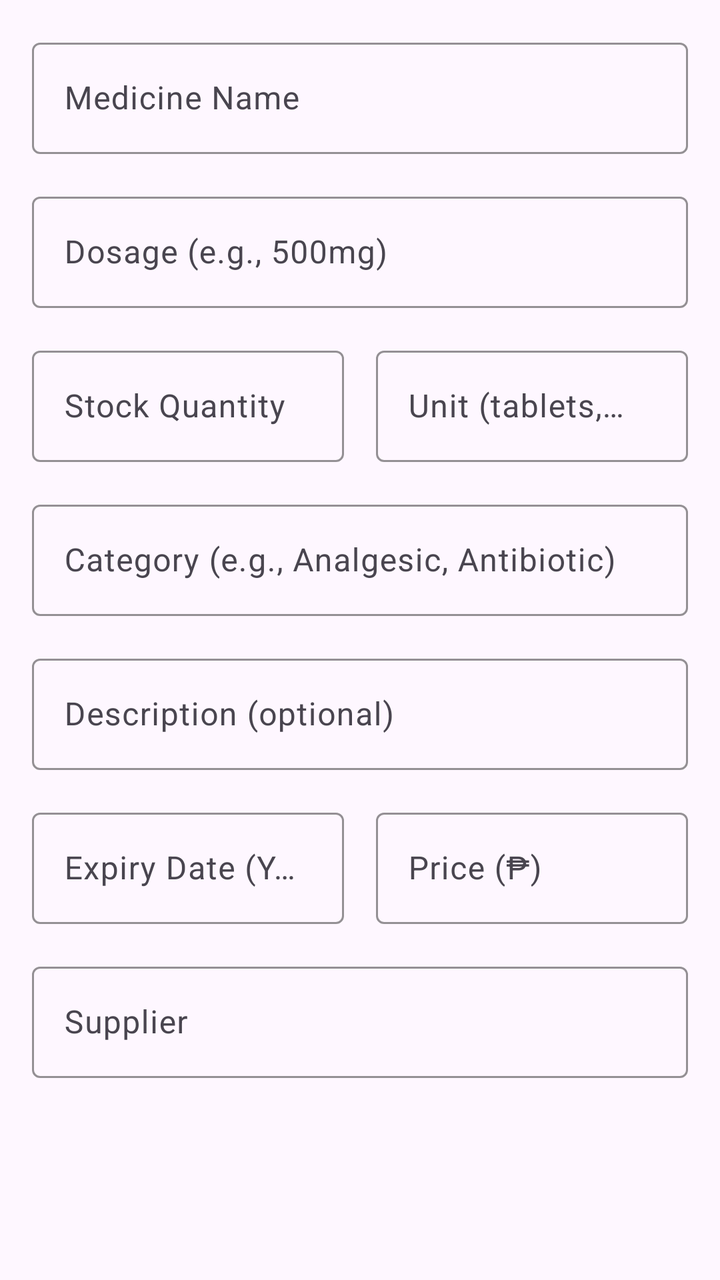
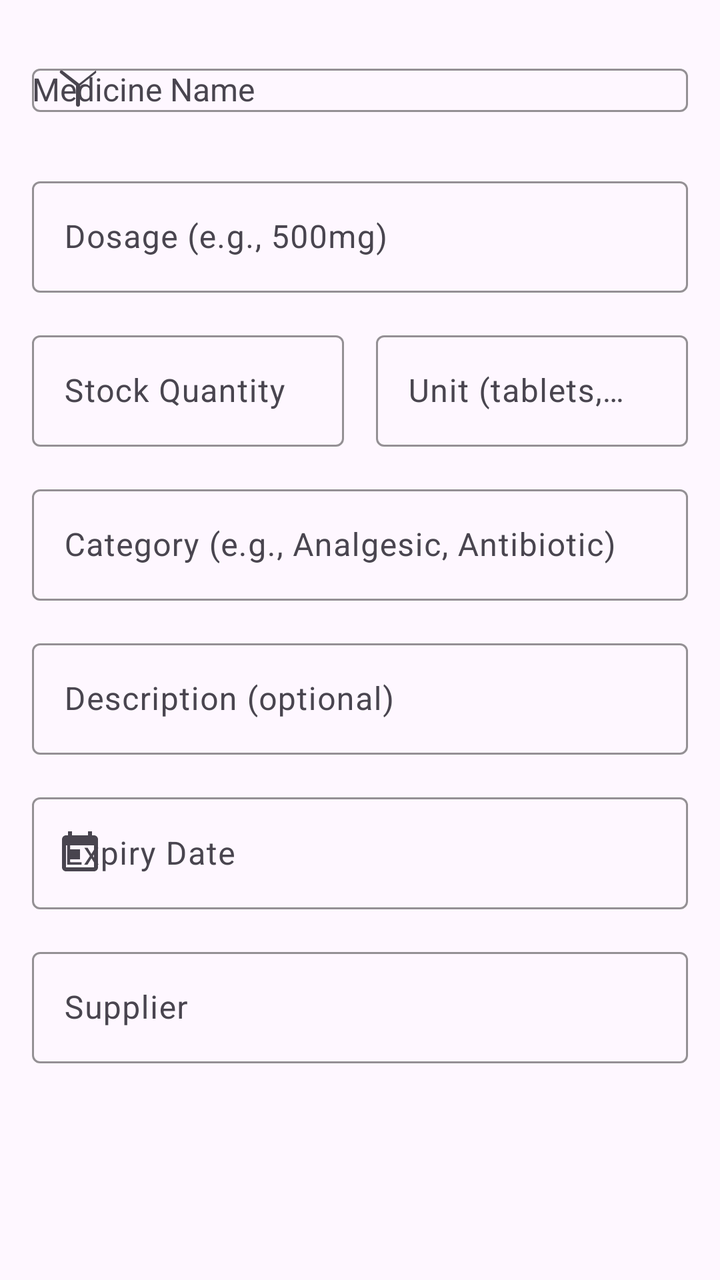

Two renders of the same Android screen: before a commit and after it. Below are the layout's source before the change and the commit's diff.
<!-- AndroidManifest.xml: application theme Theme.H_CAS -->
<!-- res/layout/dialog_add_medicine.xml -->
<?xml version="1.0" encoding="utf-8"?>
<ScrollView xmlns:android="http://schemas.android.com/apk/res/android"
    xmlns:app="http://schemas.android.com/apk/res-auto"
    android:layout_width="match_parent"
    android:layout_height="wrap_content"
    android:padding="16dp">

    <LinearLayout
        android:layout_width="match_parent"
        android:layout_height="wrap_content"
        android:orientation="vertical">

        
        <com.google.android.material.textfield.TextInputLayout
            android:layout_width="match_parent"
            android:layout_height="wrap_content"
            android:layout_marginBottom="16dp"
            app:boxStrokeColor="@color/primary_blue"
            style="@style/Widget.Material3.TextInputLayout.OutlinedBox">

            <com.google.android.material.textfield.TextInputEditText
                android:id="@+id/medicineNameInput"
                android:layout_width="match_parent"
                android:layout_height="wrap_content"
                android:hint="Medicine Name"
                android:inputType="text"
                android:maxLines="1" />

        </com.google.android.material.textfield.TextInputLayout>

        
        <com.google.android.material.textfield.TextInputLayout
            android:layout_width="match_parent"
            android:layout_height="wrap_content"
            android:layout_marginBottom="16dp"
            app:boxStrokeColor="@color/primary_blue"
            style="@style/Widget.Material3.TextInputLayout.OutlinedBox">

            <com.google.android.material.textfield.TextInputEditText
                android:id="@+id/dosageInput"
                android:layout_width="match_parent"
                android:layout_height="wrap_content"
                android:hint="Dosage (e.g., 500mg)"
                android:inputType="text"
                android:maxLines="1" />

        </com.google.android.material.textfield.TextInputLayout>

        
        <LinearLayout
            android:layout_width="match_parent"
            android:layout_height="wrap_content"
            android:orientation="horizontal"
            android:layout_marginBottom="16dp">

            <com.google.android.material.textfield.TextInputLayout
                android:layout_width="0dp"
                android:layout_height="wrap_content"
                android:layout_weight="1"
                android:layout_marginEnd="8dp"
                app:boxStrokeColor="@color/primary_blue"
                style="@style/Widget.Material3.TextInputLayout.OutlinedBox">

                <com.google.android.material.textfield.TextInputEditText
                    android:id="@+id/stockInput"
                    android:layout_width="match_parent"
                    android:layout_height="wrap_content"
                    android:hint="Stock Quantity"
                    android:inputType="number"
                    android:maxLines="1" />

            </com.google.android.material.textfield.TextInputLayout>

            <com.google.android.material.textfield.TextInputLayout
                android:layout_width="0dp"
                android:layout_height="wrap_content"
                android:layout_weight="1"
                android:layout_marginStart="8dp"
                app:boxStrokeColor="@color/primary_blue"
                style="@style/Widget.Material3.TextInputLayout.OutlinedBox">

                <com.google.android.material.textfield.TextInputEditText
                    android:id="@+id/unitInput"
                    android:layout_width="match_parent"
                    android:layout_height="wrap_content"
                    android:hint="Unit (tablets, ml, etc.)"
                    android:inputType="text"
                    android:maxLines="1" />

            </com.google.android.material.textfield.TextInputLayout>

        </LinearLayout>

        
        <com.google.android.material.textfield.TextInputLayout
            android:layout_width="match_parent"
            android:layout_height="wrap_content"
            android:layout_marginBottom="16dp"
            app:boxStrokeColor="@color/primary_blue"
            style="@style/Widget.Material3.TextInputLayout.OutlinedBox">

            <com.google.android.material.textfield.TextInputEditText
                android:id="@+id/categoryInput"
                android:layout_width="match_parent"
                android:layout_height="wrap_content"
                android:hint="Category (e.g., Analgesic, Antibiotic)"
                android:inputType="text"
                android:maxLines="1" />

        </com.google.android.material.textfield.TextInputLayout>

        
        <com.google.android.material.textfield.TextInputLayout
            android:layout_width="match_parent"
            android:layout_height="wrap_content"
            android:layout_marginBottom="16dp"
            app:boxStrokeColor="@color/primary_blue"
            style="@style/Widget.Material3.TextInputLayout.OutlinedBox">

            <com.google.android.material.textfield.TextInputEditText
                android:id="@+id/descriptionInput"
                android:layout_width="match_parent"
                android:layout_height="wrap_content"
                android:hint="Description (optional)"
                android:inputType="textMultiLine"
                android:maxLines="3" />

        </com.google.android.material.textfield.TextInputLayout>

        
        <LinearLayout
            android:layout_width="match_parent"
            android:layout_height="wrap_content"
            android:orientation="horizontal"
            android:layout_marginBottom="16dp">

            <com.google.android.material.textfield.TextInputLayout
                android:layout_width="0dp"
                android:layout_height="wrap_content"
                android:layout_weight="1"
                android:layout_marginEnd="8dp"
                app:boxStrokeColor="@color/primary_blue"
                style="@style/Widget.Material3.TextInputLayout.OutlinedBox">

                <com.google.android.material.textfield.TextInputEditText
                    android:id="@+id/expiryInput"
                    android:layout_width="match_parent"
                    android:layout_height="wrap_content"
                    android:hint="Expiry Date (YYYY-MM-DD)"
                    android:inputType="date"
                    android:maxLines="1" />

            </com.google.android.material.textfield.TextInputLayout>

            <com.google.android.material.textfield.TextInputLayout
                android:layout_width="0dp"
                android:layout_height="wrap_content"
                android:layout_weight="1"
                android:layout_marginStart="8dp"
                app:boxStrokeColor="@color/primary_blue"
                style="@style/Widget.Material3.TextInputLayout.OutlinedBox">

                <com.google.android.material.textfield.TextInputEditText
                    android:id="@+id/priceInput"
                    android:layout_width="match_parent"
                    android:layout_height="wrap_content"
                    android:hint="Price (₱)"
                    android:inputType="numberDecimal"
                    android:maxLines="1" />

            </com.google.android.material.textfield.TextInputLayout>

        </LinearLayout>

        
        <com.google.android.material.textfield.TextInputLayout
            android:layout_width="match_parent"
            android:layout_height="wrap_content"
            app:boxStrokeColor="@color/primary_blue"
            style="@style/Widget.Material3.TextInputLayout.OutlinedBox">

            <com.google.android.material.textfield.TextInputEditText
                android:id="@+id/supplierInput"
                android:layout_width="match_parent"
                android:layout_height="wrap_content"
                android:hint="Supplier"
                android:inputType="text"
                android:maxLines="1" />

        </com.google.android.material.textfield.TextInputLayout>

    </LinearLayout>

</ScrollView>
<!-- resources referenced by this layout -->
<resources>
  <color name="primary_blue">#1976D2</color>
  <style name="Theme.H_CAS" parent="Base.Theme.H_CAS" />
  <style name="Base.Theme.H_CAS" parent="Theme.Material3.DayNight.NoActionBar">
          
          
      </style>
</resources>

<!-- the commit's change to res/layout/dialog_add_medicine.xml (unified diff, before → after) -->
@@ -16,15 +16,18 @@
             android:layout_height="wrap_content"
             android:layout_marginBottom="16dp"
             app:boxStrokeColor="@color/primary_blue"
-            style="@style/Widget.Material3.TextInputLayout.OutlinedBox">
+            style="@style/Widget.Material3.TextInputLayout.OutlinedBox"
+            android:hint="Medicine Name"
+            app:startIconDrawable="@drawable/ic_medical_services">
 
-            <com.google.android.material.textfield.TextInputEditText
+            <com.google.android.material.textfield.MaterialAutoCompleteTextView
                 android:id="@+id/medicineNameInput"
                 android:layout_width="match_parent"
                 android:layout_height="wrap_content"
-                android:hint="Medicine Name"
                 android:inputType="text"
-                android:maxLines="1" />
+                android:maxLines="1"
+                android:textSize="16sp"
+                android:completionThreshold="1" />
 
         </com.google.android.material.textfield.TextInputLayout>
 
@@ -128,49 +131,30 @@
         </com.google.android.material.textfield.TextInputLayout>
 
         
-        <LinearLayout
+        <com.google.android.material.textfield.TextInputLayout
             android:layout_width="match_parent"
             android:layout_height="wrap_content"
-            android:orientation="horizontal"
-            android:layout_marginBottom="16dp">
+            android:layout_marginBottom="16dp"
+            app:boxStrokeColor="@color/primary_blue"
+            style="@style/Widget.Material3.TextInputLayout.OutlinedBox"
+            android:hint="Expiry Date"
+            app:startIconDrawable="@drawable/ic_calendar"
+            app:placeholderText="Select date">
 
-            <com.google.android.material.textfield.TextInputLayout
-                android:layout_width="0dp"
+            <com.google.android.material.textfield.TextInputEditText
+                android:id="@+id/expiryInput"
+                android:layout_width="match_parent"
                 android:layout_height="wrap_content"
-                android:layout_weight="1"
-                android:layout_marginEnd="8dp"
-                app:boxStrokeColor="@color/primary_blue"
-                style="@style/Widget.Material3.TextInputLayout.OutlinedBox">
+                android:inputType="none"
+                android:focusable="false"
+                android:clickable="true"
+                android:textSize="16sp"
+                android:minHeight="56dp"
+                android:paddingStart="16dp"
+                android:paddingEnd="16dp"
+                android:maxLines="1" />
 
-                <com.google.android.material.textfield.TextInputEditText
-                    android:id="@+id/expiryInput"
-                    android:layout_width="match_parent"
-                    android:layout_height="wrap_content"
-                    android:hint="Expiry Date (YYYY-MM-DD)"
-                    android:inputType="date"
-                    android:maxLines="1" />
-
-            </com.google.android.material.textfield.TextInputLayout>
-
-            <com.google.android.material.textfield.TextInputLayout
-                android:layout_width="0dp"
-                android:layout_height="wrap_content"
-                android:layout_weight="1"
-                android:layout_marginStart="8dp"
-                app:boxStrokeColor="@color/primary_blue"
-                style="@style/Widget.Material3.TextInputLayout.OutlinedBox">
-
-                <com.google.android.material.textfield.TextInputEditText
-                    android:id="@+id/priceInput"
-                    android:layout_width="match_parent"
-                    android:layout_height="wrap_content"
-                    android:hint="Price (₱)"
-                    android:inputType="numberDecimal"
-                    android:maxLines="1" />
-
-            </com.google.android.material.textfield.TextInputLayout>
-
-        </LinearLayout>
+        </com.google.android.material.textfield.TextInputLayout>
 
         
         <com.google.android.material.textfield.TextInputLayout
<!-- resource entries referenced after the edit -->
@@ -1,7 +1,30 @@
 <!-- resources referenced by this layout -->
 <resources>
   <color name="primary_blue">#1976D2</color>
+  <!-- drawable ic_calendar (drawable) -->
+  <vector xmlns:android="http://schemas.android.com/apk/res/android"
+      android:width="24dp"
+      android:height="24dp"
+      android:viewportWidth="24"
+      android:viewportHeight="24"
+      android:tint="@color/nav_item_color">
+    <path
+        android:fillColor="@android:color/white"
+        android:pathData="M19,3h-1V1h-2v2H8V1H6v2H5C3.89,3 3.01,3.9 3.01,5L3,19c0,1.1 0.89,2 2,2h14c1.1,0 2,-0.9 2,-2V5C21,3.9 20.1,3 19,3zM19,19H5V8h14V19zM7,10h5v5H7V10z"/>
+  </vector>
+  <!-- drawable ic_medical_services (drawable) -->
+  <vector xmlns:android="http://schemas.android.com/apk/res/android"
+      android:width="24dp"
+      android:height="24dp"
+      android:viewportWidth="24"
+      android:viewportHeight="24"
+      android:tint="?attr/colorOnSurface">
+    <path
+        android:fillColor="@android:color/white"
+        android:pathData="M19.8,2l-8.2,6.5L3.2,2C2.9,1.8 2.4,1.8 2.1,2.1 1.8,2.4 1.8,2.9 2.1,3.2L10,9.5v9.5c0,0.6 0.4,1 1,1s1,-0.4 1,-1v-9.5l7.9,-6.3c0.3,-0.3 0.3,-0.8 0,-1.1C20.6,1.8 20.1,1.8 19.8,2z"/>
+  </vector>
   <style name="Theme.H_CAS" parent="Base.Theme.H_CAS" />
+  <color name="nav_item_color">#727272</color>
   <style name="Base.Theme.H_CAS" parent="Theme.Material3.DayNight.NoActionBar">
           
           
